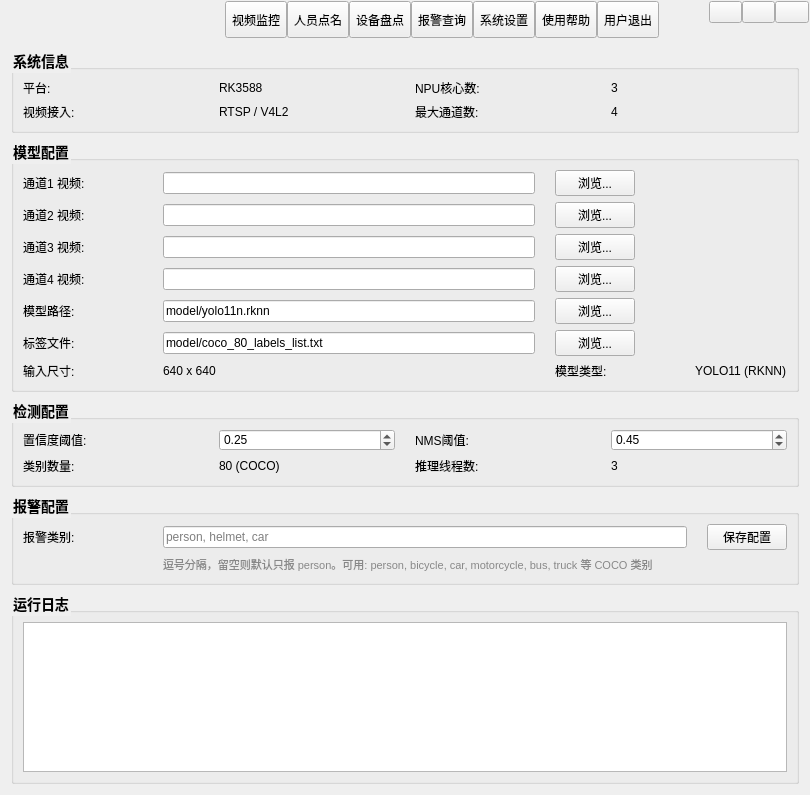
yhbk69/idge, file src/form/frmmain.ui: the form before one commit.
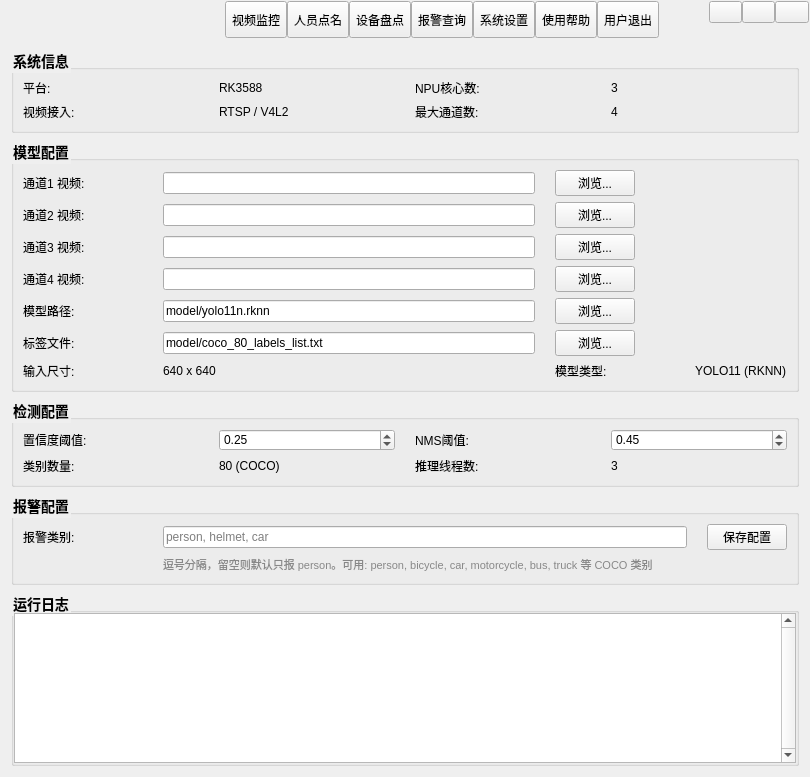
The form after the commit. The open tabs and pages were chosen to show the change. Icons and pictures are not drawn. Custom widgets are drawn as their Qt base class.

```diff
--- a/src/form/frmmain.ui
+++ b/src/form/frmmain.ui
@@ -1218,6 +1218,12 @@
                                         <string>运行日志</string>
                                     </property>
                                     <layout class="QVBoxLayout" name="verticalLayout_log">
+                                        <property name="spacing">
+                                            <number>0</number>
+                                        </property>
+                                        <property name="margin">
+                                            <number>0</number>
+                                        </property>
                                         <item>
                                             <widget class="QTextBrowser" name="textBrowserLog">
                                                 <property name="minimumSize">
@@ -1226,9 +1232,21 @@
                                                         <height>150</height>
                                                     </size>
                                                 </property>
+                                                <property name="maximumSize">
+                                                    <size>
+                                                        <width>16777215</width>
+                                                        <height>16777215</height>
+                                                    </size>
+                                                </property>
                                                 <property name="readOnly">
                                                     <bool>true</bool>
                                                 </property>
+                                                <property name="verticalScrollBarPolicy">
+                                                    <enum>Qt::ScrollBarAlwaysOn</enum>
+                                                </property>
+                                                <property name="horizontalScrollBarPolicy">
+                                                    <enum>Qt::ScrollBarAlwaysOff</enum>
+                                                </property>
                                             </widget>
                                         </item>
                                     </layout>
```
